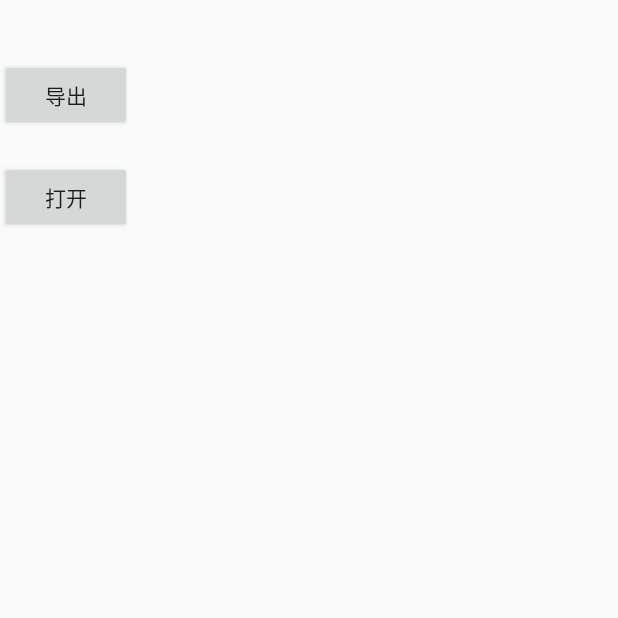
After one commit to AlbertWulf/Nucler-Final, an Android app: the StorageExcel screen opened directly, with no data from a screen before it, on a phone screen of 412 x 824 dp, the top half of it. The commit adds this screen. Run offline under Robolectric (Android 15) with nearby library versions, the phone set to English and light mode, and no system bars.

Commit message:
Add a excellent menu and add data-to-excel function

```diff
--- a/app/build.gradle
+++ b/app/build.gradle
@@ -34,6 +34,10 @@ dependencies {
     implementation 'com.github.bumptech.glide:glide:4.9.0'
     implementation 'org.apache.commons:commons-math3:3.6.1'
     implementation 'com.getbase:floatingactionbutton:1.10.1'
+    implementation 'com.sloop.view.loading:leafloading:1.0.1'
+    implementation 'com.github.ybq:Android-SpinKit:1.2.0'
+    implementation 'com.nightonke:boommenu:2.1.1'
+    implementation group: 'net.sourceforge.jexcelapi', name: 'jxl', version: '2.6.12'
     testImplementation 'junit:junit:4.12'
     androidTestImplementation 'com.android.support.test:runner:1.0.2'
     androidTestImplementation 'com.android.support.test.espresso:espresso-core:3.0.2'
--- /dev/null
+++ b/app/src/main/java/com/example/nuclerone/StorageExcel.java
@@ -0,0 +1,216 @@
+package com.example.nuclerone;
+
+
+
+import android.Manifest;
+import android.app.Activity;
+import android.app.AlertDialog;
+import android.content.Context;
+import android.content.DialogInterface;
+import android.content.Intent;
+import android.content.pm.PackageManager;
+import android.net.Uri;
+import android.os.Build;
+import android.os.Bundle;
+import android.os.Environment;
+import android.os.StrictMode;
+import android.support.annotation.NonNull;
+import android.support.annotation.RequiresApi;
+import android.support.v4.app.ActivityCompat;
+import android.support.v4.content.ContextCompat;
+import android.util.Log;
+import android.view.View;
+import android.widget.Button;
+import android.widget.TextView;
+import android.widget.Toast;
+
+import com.example.nuclerone.R;
+import com.example.nuclerone.To_Excel.DemoBean;
+
+import java.io.File;
+import java.util.ArrayList;
+import java.util.List;
+
+
+import com.example.nuclerone.To_Excel.ExcelUtil;
+import com.example.nuclerone.To_Excel.Neutron_Time;
+
+
+public class StorageExcel extends Activity implements View.OnClickListener {
+
+    private Button exportButton;
+    private Button openButton;
+    private TextView textView;
+
+    private AlertDialog alertDialog;
+    private AlertDialog mDialog;
+    public double[] get_excel_N;
+    public double bg_time;
+    public double step;
+    public double end_time;
+
+    String[] permissions = {Manifest.permission.READ_EXTERNAL_STORAGE, Manifest.permission.WRITE_EXTERNAL_STORAGE};
+
+
+    private int REQUEST_PERMISSION_CODE = 1000;
+
+
+    private String filePath = Environment.getExternalStorageDirectory() + "/AndroidExcelDemo";
+
+    private void requestPermission() {
+        if (Build.VERSION.SDK_INT > 23) {
+            if (ContextCompat.checkSelfPermission(StorageExcel.this,
+                    permissions[0])
+                    == PackageManager.PERMISSION_GRANTED) {
+                //授予权限
+                Log.i("requestPermission:", "用户之前已经授予了权限！");
+            } else {
+                //未获得权限
+                Log.i("requestPermission:", "未获得权限，现在申请！");
+                requestPermissions(permissions
+                        , REQUEST_PERMISSION_CODE);
+            }
+        }
+
+    }
+
+    @RequiresApi(api = Build.VERSION_CODES.JELLY_BEAN)
+    @Override
+    protected void onCreate(Bundle savedInstanceState) {
+        super.onCreate(savedInstanceState);
+        setContentView(R.layout.activity_storage_excel);
+        requestPermission();
+        StrictMode.VmPolicy.Builder builder = new StrictMode.VmPolicy.Builder();
+        StrictMode.setVmPolicy(builder.build());
+        builder.detectFileUriExposure();
+
+        //
+        Intent intent = getIntent();
+        get_excel_N = intent.getDoubleArrayExtra("To_excel");
+        bg_time = intent.getDoubleExtra("bg_time",0);
+        step = intent.getDoubleExtra("step",0.001);
+        end_time = intent.getDoubleExtra("end_time",1);
+        //Log.i("N",String.valueOf(get_excel_N[1]));
+        //Log.i("bg",String.valueOf(bg_time));
+        //Log.i("step",String.valueOf(step));
+        //Log.i("end_time",String.valueOf(end_time));
+        exportButton = findViewById(R.id.export_button);
+        exportButton.setOnClickListener(StorageExcel.this);
+
+        openButton = findViewById(R.id.open_button);
+        openButton.setOnClickListener(StorageExcel.this);
+        textView = findViewById(R.id.textView);
+
+
+    }
+
+    @Override
+    public void onRequestPermissionsResult(int requestCode, @NonNull String[] permissions, @NonNull int[] grantResults) {
+        super.onRequestPermissionsResult(requestCode, permissions, grantResults);
+
+        if (requestCode == REQUEST_PERMISSION_CODE) {
+            if (grantResults.length > 0
+                    && grantResults[0] == PackageManager.PERMISSION_GRANTED) {
+                Log.i("onPermissionsResult:", "权限" + permissions[0] + "申请成功");
+                // permission was granted, yay! Do the
+                // contacts-related task you need to do.
+
+            } else {
+                Log.i("onPermissionsResult:", "用户拒绝了权限申请");
+                AlertDialog.Builder builder = new AlertDialog.Builder(StorageExcel.this);
+                builder.setTitle("permission")
+                        .setMessage("点击允许才可以使用我们的app哦")
+                        .setPositiveButton("去允许", new DialogInterface.OnClickListener() {
+                            @Override
+                            public void onClick(DialogInterface dialog, int id) {
+                                if (alertDialog != null && alertDialog.isShowing()) {
+                                    alertDialog.dismiss();
+                                }
+                                ActivityCompat.requestPermissions(StorageExcel.this,
+                                        new String[]{Manifest.permission.WRITE_EXTERNAL_STORAGE}, 1);
+                            }
+                        });
+                alertDialog = builder.create();
+                alertDialog.setCanceledOnTouchOutside(false);
+                alertDialog.show();
+                // permission denied, boo! Disable the
+                // functionality that depends on this permission.
+            }
+        }
+    }
+
+    private void showDialogTipUserRequestPermission() {
+        ActivityCompat.requestPermissions(this, permissions, 321);
+    }
+
+    @Override
+    public void onClick(View view) {
+        switch (view.getId()) {
+            case R.id.export_button:
+                exportExcel(this);
+
+                break;
+            case R.id.open_button:
+                openDir();
+            default:
+                break;
+        }
+    }
+
+    private void openDir() {
+
+        File file = new File(filePath);
+        Intent intent = new Intent(Intent.ACTION_GET_CONTENT);
+        intent.setType("*/*");
+        intent.addCategory(Intent.CATEGORY_OPENABLE);
+        intent.setDataAndType(Uri.fromFile(file), "file/*");
+        try {
+            startActivity(intent);
+        } catch (Exception e) {
+            Toast.makeText(this, "没有正确打开文件管理器", Toast.LENGTH_SHORT).show();
+        }
+    }
+
+
+    private void exportExcel(Context context) {
+
+
+        File file = new File(filePath);
+        if (!file.exists()) {
+            file.mkdirs();
+        }
+
+
+        String excelFileName = "/neutron.xls";
+
+
+        String[] title = {"Time", "Neutron"};
+        String sheetName = "Time_Neutron";
+
+        List<Neutron_Time> excelNeutron_TimeList = new ArrayList<>();
+        double double_length =  (end_time-bg_time)/step;
+        int length = (int) double_length;
+        for(int i = 0;i<length;i++){
+            excelNeutron_TimeList.add(new Neutron_Time(i*end_time/length,get_excel_N[i]));
+        }
+        //List<DemoBean> demoBeanList = new ArrayList<>();
+        //DemoBean demoBean1 = new DemoBean("张三", 10, true);
+        //DemoBean demoBean2 = new DemoBean("小红", 12, false);
+        //DemoBean demoBean3 = new DemoBean("李四", 18, true);
+        //DemoBean demoBean4 = new DemoBean("王香", 13, false);
+        //demoBeanList.add(demoBean1);
+        //demoBeanList.add(demoBean2);
+        //demoBeanList.add(demoBean3);
+        //demoBeanList.add(demoBean4);
+        filePath = filePath + excelFileName;
+
+
+        ExcelUtil.initExcel(filePath, sheetName, title);
+
+
+        ExcelUtil.writeObjListToExcel(excelNeutron_TimeList, filePath, context);
+
+        textView.setText("excel已导出至：" + filePath);
+
+    }
+}
--- /dev/null
+++ b/app/src/main/res/layout/activity_storage_excel.xml
@@ -0,0 +1,45 @@
+<?xml version="1.0" encoding="utf-8"?>
+<LinearLayout xmlns:android="http://schemas.android.com/apk/res/android"
+    xmlns:app="http://schemas.android.com/apk/res-auto"
+    xmlns:tools="http://schemas.android.com/tools"
+    android:orientation="vertical"
+    android:layout_width="match_parent"
+    android:layout_height="match_parent"
+    tools:context=".StorageExcel">
+    <TextView
+
+        android:id="@+id/textView"
+        android:layout_width="wrap_content"
+        android:layout_height="wrap_content"
+        android:layout_above="@+id/export_button"
+        android:layout_centerHorizontal="true"
+        android:gravity="center_horizontal"
+        tools:layout_editor_absoluteX="176dp"
+        tools:layout_editor_absoluteY="161dp" />
+
+    <Button
+        android:id="@+id/export_button"
+        android:layout_width="wrap_content"
+        android:layout_height="wrap_content"
+        android:layout_centerInParent="true"
+        android:layout_marginTop="20dp"
+        android:text="导出"
+        tools:layout_editor_absoluteX="161dp"
+        tools:layout_editor_absoluteY="341dp" />
+
+    <Button
+
+        android:id="@+id/open_button"
+        android:layout_width="wrap_content"
+        android:layout_height="wrap_content"
+        android:layout_below="@id/export_button"
+        android:layout_centerInParent="true"
+        android:layout_marginTop="20dp"
+        android:text="打开"
+        tools:layout_editor_absoluteX="161dp"
+        tools:layout_editor_absoluteY="341dp" />
+
+
+
+
+</LinearLayout>
```
Also changed, not shown: app/src/main/AndroidManifest.xml (+10 -2 lines), app/src/main/java/com/example/nuclerone/MainActivity.java (+89 -2 lines), app/src/main/java/com/example/nuclerone/To_Excel/DemoBean.java (added, +42 -0 lines), app/src/main/java/com/example/nuclerone/To_Excel/ExcelUtil.java (added, +189 -0 lines), app/src/main/java/com/example/nuclerone/To_Excel/Neutron_Time.java (added, +14 -0 lines), app/src/main/res/layout/activity_main.xml (+11 -2 lines), app/src/main/res/drawable/back.png (deleted), app/src/main/res/drawable/butterfly.png (added), 1 other file.
